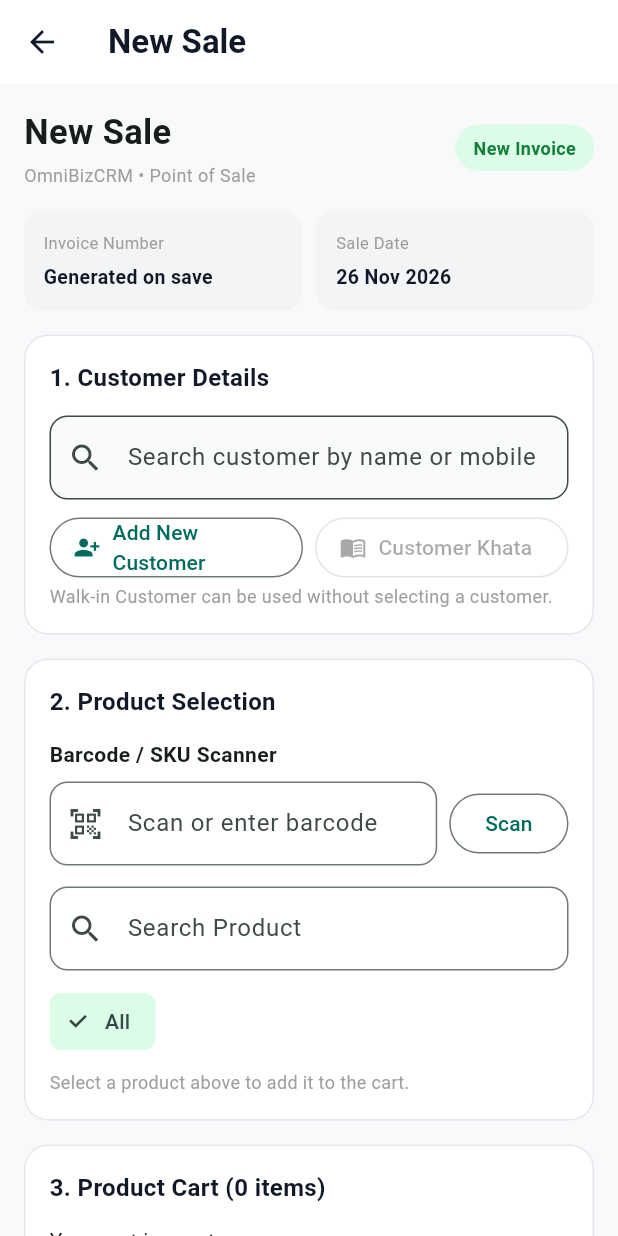
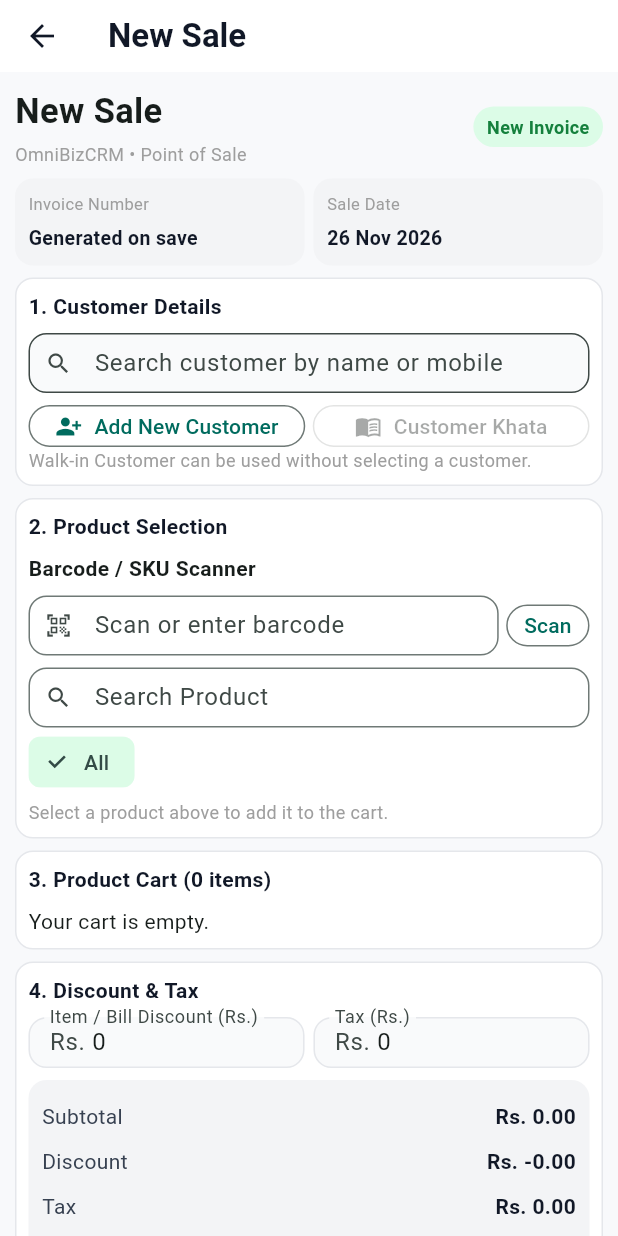
Before and after one commit to mshafqathussain/OmniBizCRMAmaanUllah, a Flutter app: the NewSaleScreen screen opened directly, on a phone screen of 412 x 824 dp. Run offline on Flutter 3.47's test engine with Material 3 defaults, Android fonts, the phone set to English and light mode, and no system bars; our stand-ins replace image_cropper, image_picker, pdf, printing, share_plus, sqflite; missing offline and left inert: file_saver; accounts and stored records are empty.

Commit message:
Compact global UI and New Sale screen

```diff
--- a/lib/screens/sales/new_sale_screen.dart
+++ b/lib/screens/sales/new_sale_screen.dart
@@ -452,22 +452,22 @@ class _NewSaleScreenState extends State<NewSaleScreen> {
 
   Widget _section(String title, Widget child) {
     return Container(
-      margin: const EdgeInsets.only(bottom: 16),
-      padding: const EdgeInsets.all(16),
+      margin: const EdgeInsets.only(bottom: 8),
+      padding: const EdgeInsets.all(8),
       decoration: BoxDecoration(
         color: Colors.white,
-        borderRadius: BorderRadius.circular(16),
+        borderRadius: BorderRadius.circular(12),
         border: Border.all(color: const Color(0xFFE5E7EB)),
       ),
       child: Column(
         crossAxisAlignment: CrossAxisAlignment.start,
         children: [
           Text(title, style: const TextStyle(
-            fontSize: 16,
+            fontSize: 14,
             fontWeight: FontWeight.bold,
             color: Color(0xFF111827),
           )),
-          const SizedBox(height: 14),
+          const SizedBox(height: 8),
           child,
         ],
       ),
@@ -484,7 +484,7 @@ class _NewSaleScreenState extends State<NewSaleScreen> {
         prefixText: 'Rs. ',
         filled: true,
         fillColor: const Color(0xFFF9FAFB),
-        contentPadding: const EdgeInsets.symmetric(horizontal: 14, vertical: 15),
+        contentPadding: const EdgeInsets.symmetric(horizontal: 10, vertical: 9),
         border: OutlineInputBorder(borderRadius: BorderRadius.circular(12)),
         enabledBorder: OutlineInputBorder(
           borderRadius: BorderRadius.circular(12),
@@ -551,7 +551,7 @@ class _NewSaleScreenState extends State<NewSaleScreen> {
           style: TextStyle(fontWeight: FontWeight.bold)),
       ),
       body: ListView(
-        padding: const EdgeInsets.all(16),
+        padding: const EdgeInsets.all(10),
         children: [
           Row(
             children: [
@@ -568,7 +568,7 @@ class _NewSaleScreenState extends State<NewSaleScreen> {
                 ),
               ),
               Container(
-                padding: const EdgeInsets.symmetric(horizontal: 12, vertical: 7),
+                padding: const EdgeInsets.symmetric(horizontal: 9, vertical: 5),
                 decoration: BoxDecoration(
                   color: const Color(0xFFDCFCE7),
                   borderRadius: BorderRadius.circular(30),
@@ -579,7 +579,7 @@ class _NewSaleScreenState extends State<NewSaleScreen> {
               ),
             ],
           ),
-          const SizedBox(height: 16),
+          const SizedBox(height: 8),
 
           Row(
             children: [
@@ -587,11 +587,11 @@ class _NewSaleScreenState extends State<NewSaleScreen> {
                 lastGeneratedSaleDetails == null
                     ? 'Generated on save'
                     : lastGeneratedSaleDetails!['sale']['bill_number'].toString())),
-              const SizedBox(width: 10),
+              const SizedBox(width: 6),
               Expanded(child: _infoCard('Sale Date', dateText)),
             ],
           ),
-          const SizedBox(height: 16),
+          const SizedBox(height: 8),
 
           _section('1. Customer Details', Column(
             children: [
@@ -639,7 +639,7 @@ class _NewSaleScreenState extends State<NewSaleScreen> {
                     icon: const Icon(Icons.person_add_alt_1),
                     label: const Text('Add New Customer'),
                   )),
-                  const SizedBox(width: 8),
+                  const SizedBox(width: 5),
                   Expanded(child: OutlinedButton.icon(
                     onPressed: selectedCustomer == null
                         ? null
@@ -678,7 +678,7 @@ class _NewSaleScreenState extends State<NewSaleScreen> {
                       border: OutlineInputBorder(borderRadius: BorderRadius.circular(12)),
                     ),
                   )),
-                  const SizedBox(width: 8),
+                  const SizedBox(width: 5),
                   OutlinedButton(
                     onPressed: () {
                       if (_barcodeController.text.trim().isNotEmpty) {
@@ -691,7 +691,7 @@ class _NewSaleScreenState extends State<NewSaleScreen> {
                   ),
                 ],
               ),
-              const SizedBox(height: 14),
+              const SizedBox(height: 8),
               TextField(
                 controller: _productSearch,
                 onChanged: _searchProducts,
@@ -701,7 +701,7 @@ class _NewSaleScreenState extends State<NewSaleScreen> {
                   border: OutlineInputBorder(borderRadius: BorderRadius.circular(12)),
                 ),
               ),
-              const SizedBox(height: 10),
+              const SizedBox(height: 6),
               Wrap(
                 spacing: 7,
                 children: saleCategories.map((category) => ChoiceChip(
@@ -744,7 +744,7 @@ class _NewSaleScreenState extends State<NewSaleScreen> {
                     final price = item['price'] as double;
                     return Container(
                       margin: const EdgeInsets.only(bottom: 10),
-                      padding: const EdgeInsets.all(10),
+                      padding: const EdgeInsets.all(8),
                       decoration: BoxDecoration(
                         border: Border.all(color: const Color(0xFFE5E7EB)),
                         borderRadius: BorderRadius.circular(12),
@@ -786,12 +786,12 @@ class _NewSaleScreenState extends State<NewSaleScreen> {
             children: [
               Row(children: [
                 Expanded(child: _moneyField('Item / Bill Discount (Rs.)', _discount)),
-                const SizedBox(width: 10),
+                const SizedBox(width: 6),
                 Expanded(child: _moneyField('Tax (Rs.)', _tax)),
               ]),
-              const SizedBox(height: 14),
+              const SizedBox(height: 8),
               Container(
-                padding: const EdgeInsets.all(14),
+                padding: const EdgeInsets.all(9),
                 decoration: BoxDecoration(
                   color: const Color(0xFFF3F4F6),
                   borderRadius: BorderRadius.circular(12),
@@ -810,50 +810,51 @@ class _NewSaleScreenState extends State<NewSaleScreen> {
           _section('5. Payment Details', Column(
             crossAxisAlignment: CrossAxisAlignment.start,
             children: [
-              ...['Cash', 'Bank Transfer', 'Raast', 'JazzCash', 'Easypaisa',
+              Wrap(
+                spacing: 6,
+                runSpacing: 4,
+                children: ['Cash', 'Bank Transfer', 'Raast', 'JazzCash', 'Easypaisa',
                   'Credit / Khata (Udhar)', 'Partial Payment'].map((option) {
                   final selected = option == 'Credit / Khata (Udhar)'
                       ? paymentType == 'Udhaar'
                       : option == 'Partial Payment'
                           ? paymentType == 'Partial'
                           : paymentType == 'Cash' && paymentMethod == option;
-                return RadioListTile<String>(
-                  dense: true,
-                  contentPadding: EdgeInsets.zero,
-                  value: option,
-                  groupValue: paymentType == 'Udhaar'
-                      ? 'Credit / Khata (Udhar)'
-                      : paymentType == 'Partial'
-                          ? 'Partial Payment'
-                          : paymentMethod,
-                  title: Text(option),
-                  onChanged: (value) {
-                    if (value == null) return;
-                    if (value == 'Credit / Khata (Udhar)') {
+
+                  return ChoiceChip(
+                    label: Text(option, style: const TextStyle(fontSize: 12)),
+                    selected: selected,
+                    visualDensity: VisualDensity.compact,
+                    materialTapTargetSize: MaterialTapTargetSize.shrinkWrap,
+                    padding: const EdgeInsets.symmetric(horizontal: 5, vertical: 0),
+                    onSelected: (value) {
+                      if (!value) return;
+                      if (option == 'Credit / Khata (Udhar)') {
                         _selectPaymentType('Udhaar');
-                    } else if (value == 'Partial Payment') {
+                      } else if (option == 'Partial Payment') {
                         _selectPaymentType('Partial');
                       } else {
                         setState(() {
                           paymentType = 'Cash';
-                        paymentMethod = value;
+                          paymentMethod = option;
                           _paid.text = total.toStringAsFixed(2);
                         });
                       }
                     },
                   );
-              }),
+                }).toList(),
+              ),
               if (paymentType == 'Partial') ...[
                 const SizedBox(height: 8),
                 _moneyField('Amount Received (Rs.)', _paid),
               ],
-              const SizedBox(height: 12),
+              const SizedBox(height: 8),
               Row(children: [
                 Expanded(child: _infoCard('Received', _rs(paid))),
-                const SizedBox(width: 10),
+                const SizedBox(width: 6),
                 Expanded(child: _infoCard('Remaining Balance', _rs(remaining))),
               ]),
-              const SizedBox(height: 12),
+              const SizedBox(height: 8),
               Row(children: [
                 const Text('Payment Status: '),
                 Container(
@@ -886,7 +887,7 @@ class _NewSaleScreenState extends State<NewSaleScreen> {
                   border: OutlineInputBorder(borderRadius: BorderRadius.circular(12)),
                 ),
               ),
-              const SizedBox(height: 12),
+              const SizedBox(height: 8),
               DropdownButtonFormField<String>(
                 value: 'None',
                 decoration: InputDecoration(
@@ -905,7 +906,7 @@ class _NewSaleScreenState extends State<NewSaleScreen> {
             crossAxisAlignment: CrossAxisAlignment.stretch,
             children: [
               SizedBox(
-                height: 52,
+                height: 40,
                 child: FilledButton.icon(
                   onPressed: saving ? null : _saveSale,
                   style: FilledButton.styleFrom(
@@ -922,11 +923,11 @@ class _NewSaleScreenState extends State<NewSaleScreen> {
                 ),
               ),
               if (lastGeneratedSaleDetails != null) ...[
-                const SizedBox(height: 10),
+                const SizedBox(height: 6),
                 Text('Invoice: ${lastGeneratedSaleDetails!['sale']['bill_number']}',
                   style: const TextStyle(fontWeight: FontWeight.bold)),
               ],
-              const SizedBox(height: 10),
+              const SizedBox(height: 6),
               Row(children: [
                 Expanded(child: OutlinedButton.icon(
                   onPressed: lastGeneratedSaleDetails == null
@@ -934,7 +935,7 @@ class _NewSaleScreenState extends State<NewSaleScreen> {
                   icon: const Icon(Icons.visibility),
                   label: const Text('Preview Invoice'),
                 )),
-                const SizedBox(width: 8),
+                const SizedBox(width: 5),
                 Expanded(child: OutlinedButton.icon(
                   onPressed: lastGeneratedSaleDetails == null ? null : _printInvoice,
                   icon: const Icon(Icons.print),
@@ -947,14 +948,14 @@ class _NewSaleScreenState extends State<NewSaleScreen> {
                   icon: const Icon(Icons.picture_as_pdf),
                   label: const Text('Export PDF'),
                 )),
-                const SizedBox(width: 8),
+                const SizedBox(width: 5),
                 Expanded(child: OutlinedButton.icon(
                   onPressed: lastGeneratedSaleDetails == null ? null : _sendWhatsAppBill,
                   icon: const Icon(Icons.chat),
                   label: const Text('WhatsApp'),
                 )),
               ]),
-              const SizedBox(height: 10),
+              const SizedBox(height: 6),
               OutlinedButton.icon(
                 onPressed: () => setState(() {
                   cart.clear();
@@ -988,7 +989,7 @@ class _NewSaleScreenState extends State<NewSaleScreen> {
 
   Widget _infoCard(String label, String value) {
     return Container(
-      padding: const EdgeInsets.all(13),
+      padding: const EdgeInsets.all(9),
       decoration: BoxDecoration(
         color: const Color(0xFFF3F4F6),
         borderRadius: BorderRadius.circular(12),
```
Also changed, not shown: lib/main.dart (+31 -0 lines). Lines whose indentation alone changed are shown as unchanged.
